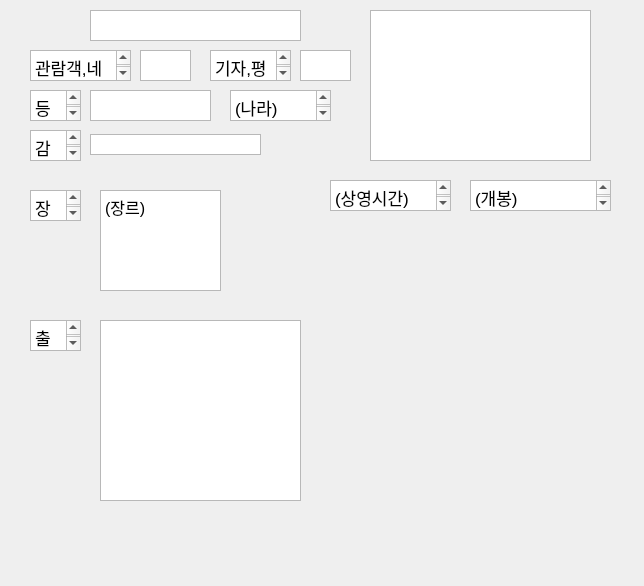
Before: the Qt Designer form database_src/v1/window/movie_info.ui in DDongYul/Database-FinalProject, drawn with Qt 5.
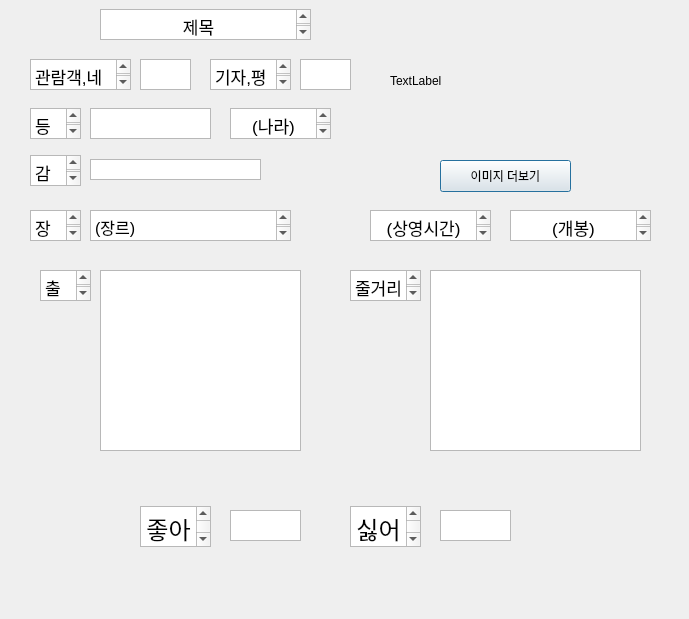
After: the same form once the commit is applied.

Commit message: 영화 상세정보 및 클릭시 화면 연결 전부 구현

Patch:
```diff
--- a/database_src/v1/window/movie_info.ui
+++ b/database_src/v1/window/movie_info.ui
@@ -6,8 +6,8 @@
    <rect>
     <x>0</x>
     <y>0</y>
-    <width>644</width>
-    <height>586</height>
+    <width>689</width>
+    <height>619</height>
    </rect>
   </property>
   <property name="windowTitle">
@@ -16,25 +16,33 @@
   <widget class="QTextEdit" name="textEdit_title">
    <property name="geometry">
     <rect>
-     <x>90</x>
-     <y>10</y>
+     <x>100</x>
+     <y>9</y>
      <width>211</width>
      <height>31</height>
     </rect>
    </property>
+   <property name="font">
+    <font>
+     <pointsize>14</pointsize>
+    </font>
+   </property>
+   <property name="readOnly">
+    <bool>true</bool>
+   </property>
    <property name="html">
     <string>&lt;!DOCTYPE HTML PUBLIC &quot;-//W3C//DTD HTML 4.0//EN&quot; &quot;http://www.w3.org/TR/REC-html40/strict.dtd&quot;&gt;
 &lt;html&gt;&lt;head&gt;&lt;meta name=&quot;qrichtext&quot; content=&quot;1&quot; /&gt;&lt;style type=&quot;text/css&quot;&gt;
 p, li { white-space: pre-wrap; }
-&lt;/style&gt;&lt;/head&gt;&lt;body style=&quot; font-family:'.AppleSystemUIFont'; font-size:13pt; font-weight:400; font-style:normal;&quot;&gt;
-&lt;p style=&quot;-qt-paragraph-type:empty; margin-top:0px; margin-bottom:0px; margin-left:0px; margin-right:0px; -qt-block-indent:0; text-indent:0px;&quot;&gt;&lt;br /&gt;&lt;/p&gt;&lt;/body&gt;&lt;/html&gt;</string>
+&lt;/style&gt;&lt;/head&gt;&lt;body style=&quot; font-family:'.AppleSystemUIFont'; font-size:14pt; font-weight:400; font-style:normal;&quot;&gt;
+&lt;p align=&quot;center&quot; style=&quot; margin-top:0px; margin-bottom:0px; margin-left:0px; margin-right:0px; -qt-block-indent:0; text-indent:0px;&quot;&gt;&lt;span style=&quot; font-size:13pt;&quot;&gt;제목&lt;/span&gt;&lt;/p&gt;&lt;/body&gt;&lt;/html&gt;</string>
    </property>
   </widget>
   <widget class="QTextEdit" name="textEdit_2">
    <property name="geometry">
     <rect>
      <x>30</x>
-     <y>50</y>
+     <y>59</y>
      <width>101</width>
      <height>31</height>
     </rect>
@@ -54,7 +62,7 @@
    <property name="geometry">
     <rect>
      <x>210</x>
-     <y>50</y>
+     <y>59</y>
      <width>81</width>
      <height>31</height>
     </rect>
@@ -74,55 +82,54 @@
    <property name="geometry">
     <rect>
      <x>140</x>
-     <y>50</y>
+     <y>59</y>
      <width>51</width>
      <height>31</height>
     </rect>
    </property>
+   <property name="readOnly">
+    <bool>true</bool>
+   </property>
    <property name="html">
     <string>&lt;!DOCTYPE HTML PUBLIC &quot;-//W3C//DTD HTML 4.0//EN&quot; &quot;http://www.w3.org/TR/REC-html40/strict.dtd&quot;&gt;
 &lt;html&gt;&lt;head&gt;&lt;meta name=&quot;qrichtext&quot; content=&quot;1&quot; /&gt;&lt;style type=&quot;text/css&quot;&gt;
 p, li { white-space: pre-wrap; }
 &lt;/style&gt;&lt;/head&gt;&lt;body style=&quot; font-family:'.AppleSystemUIFont'; font-size:13pt; font-weight:400; font-style:normal;&quot;&gt;
-&lt;p style=&quot;-qt-paragraph-type:empty; margin-top:0px; margin-bottom:0px; margin-left:0px; margin-right:0px; -qt-block-indent:0; text-indent:0px;&quot;&gt;&lt;br /&gt;&lt;/p&gt;&lt;/body&gt;&lt;/html&gt;</string>
+&lt;p align=&quot;center&quot; style=&quot;-qt-paragraph-type:empty; margin-top:0px; margin-bottom:0px; margin-left:0px; margin-right:0px; -qt-block-indent:0; text-indent:0px;&quot;&gt;&lt;br /&gt;&lt;/p&gt;&lt;/body&gt;&lt;/html&gt;</string>
    </property>
   </widget>
   <widget class="QTextEdit" name="textEdit_journalRate">
    <property name="geometry">
     <rect>
      <x>300</x>
-     <y>50</y>
+     <y>59</y>
      <width>51</width>
      <height>31</height>
     </rect>
    </property>
+   <property name="readOnly">
+    <bool>true</bool>
+   </property>
    <property name="html">
     <string>&lt;!DOCTYPE HTML PUBLIC &quot;-//W3C//DTD HTML 4.0//EN&quot; &quot;http://www.w3.org/TR/REC-html40/strict.dtd&quot;&gt;
 &lt;html&gt;&lt;head&gt;&lt;meta name=&quot;qrichtext&quot; content=&quot;1&quot; /&gt;&lt;style type=&quot;text/css&quot;&gt;
 p, li { white-space: pre-wrap; }
 &lt;/style&gt;&lt;/head&gt;&lt;body style=&quot; font-family:'.AppleSystemUIFont'; font-size:13pt; font-weight:400; font-style:normal;&quot;&gt;
-&lt;p style=&quot;-qt-paragraph-type:empty; margin-top:0px; margin-bottom:0px; margin-left:0px; margin-right:0px; -qt-block-indent:0; text-indent:0px;&quot;&gt;&lt;br /&gt;&lt;/p&gt;&lt;/body&gt;&lt;/html&gt;</string>
-   </property>
-  </widget>
-  <widget class="QGraphicsView" name="graphicsView">
-   <property name="geometry">
-    <rect>
-     <x>370</x>
-     <y>10</y>
-     <width>221</width>
-     <height>151</height>
-    </rect>
+&lt;p align=&quot;center&quot; style=&quot;-qt-paragraph-type:empty; margin-top:0px; margin-bottom:0px; margin-left:0px; margin-right:0px; -qt-block-indent:0; text-indent:0px;&quot;&gt;&lt;br /&gt;&lt;/p&gt;&lt;/body&gt;&lt;/html&gt;</string>
    </property>
   </widget>
   <widget class="QTextEdit" name="textEdit_genre">
    <property name="geometry">
     <rect>
-     <x>100</x>
-     <y>190</y>
-     <width>121</width>
-     <height>101</height>
+     <x>90</x>
+     <y>210</y>
+     <width>201</width>
+     <height>31</height>
     </rect>
    </property>
+   <property name="readOnly">
+    <bool>true</bool>
+   </property>
    <property name="html">
     <string>&lt;!DOCTYPE HTML PUBLIC &quot;-//W3C//DTD HTML 4.0//EN&quot; &quot;http://www.w3.org/TR/REC-html40/strict.dtd&quot;&gt;
 &lt;html&gt;&lt;head&gt;&lt;meta name=&quot;qrichtext&quot; content=&quot;1&quot; /&gt;&lt;style type=&quot;text/css&quot;&gt;
@@ -135,62 +142,74 @@
    <property name="geometry">
     <rect>
      <x>230</x>
-     <y>90</y>
+     <y>108</y>
      <width>101</width>
      <height>31</height>
     </rect>
    </property>
+   <property name="readOnly">
+    <bool>true</bool>
+   </property>
    <property name="html">
     <string>&lt;!DOCTYPE HTML PUBLIC &quot;-//W3C//DTD HTML 4.0//EN&quot; &quot;http://www.w3.org/TR/REC-html40/strict.dtd&quot;&gt;
 &lt;html&gt;&lt;head&gt;&lt;meta name=&quot;qrichtext&quot; content=&quot;1&quot; /&gt;&lt;style type=&quot;text/css&quot;&gt;
 p, li { white-space: pre-wrap; }
 &lt;/style&gt;&lt;/head&gt;&lt;body style=&quot; font-family:'.AppleSystemUIFont'; font-size:13pt; font-weight:400; font-style:normal;&quot;&gt;
-&lt;p style=&quot; margin-top:0px; margin-bottom:0px; margin-left:0px; margin-right:0px; -qt-block-indent:0; text-indent:0px;&quot;&gt;(나라)&lt;/p&gt;&lt;/body&gt;&lt;/html&gt;</string>
+&lt;p align=&quot;center&quot; style=&quot; margin-top:0px; margin-bottom:0px; margin-left:0px; margin-right:0px; -qt-block-indent:0; text-indent:0px;&quot;&gt;(나라)&lt;/p&gt;&lt;/body&gt;&lt;/html&gt;</string>
    </property>
   </widget>
   <widget class="QTextEdit" name="textEdit_playTime">
    <property name="geometry">
     <rect>
-     <x>330</x>
-     <y>180</y>
+     <x>370</x>
+     <y>210</y>
      <width>121</width>
      <height>31</height>
     </rect>
    </property>
+   <property name="readOnly">
+    <bool>true</bool>
+   </property>
    <property name="html">
     <string>&lt;!DOCTYPE HTML PUBLIC &quot;-//W3C//DTD HTML 4.0//EN&quot; &quot;http://www.w3.org/TR/REC-html40/strict.dtd&quot;&gt;
 &lt;html&gt;&lt;head&gt;&lt;meta name=&quot;qrichtext&quot; content=&quot;1&quot; /&gt;&lt;style type=&quot;text/css&quot;&gt;
 p, li { white-space: pre-wrap; }
 &lt;/style&gt;&lt;/head&gt;&lt;body style=&quot; font-family:'.AppleSystemUIFont'; font-size:13pt; font-weight:400; font-style:normal;&quot;&gt;
-&lt;p style=&quot; margin-top:0px; margin-bottom:0px; margin-left:0px; margin-right:0px; -qt-block-indent:0; text-indent:0px;&quot;&gt;(상영시간)&lt;/p&gt;&lt;/body&gt;&lt;/html&gt;</string>
+&lt;p align=&quot;center&quot; style=&quot; margin-top:0px; margin-bottom:0px; margin-left:0px; margin-right:0px; -qt-block-indent:0; text-indent:0px;&quot;&gt;(상영시간)&lt;/p&gt;&lt;/body&gt;&lt;/html&gt;</string>
    </property>
   </widget>
   <widget class="QTextEdit" name="textEdit_openingDate">
    <property name="geometry">
     <rect>
-     <x>470</x>
-     <y>180</y>
+     <x>510</x>
+     <y>210</y>
      <width>141</width>
      <height>31</height>
     </rect>
    </property>
+   <property name="readOnly">
+    <bool>true</bool>
+   </property>
    <property name="html">
     <string>&lt;!DOCTYPE HTML PUBLIC &quot;-//W3C//DTD HTML 4.0//EN&quot; &quot;http://www.w3.org/TR/REC-html40/strict.dtd&quot;&gt;
 &lt;html&gt;&lt;head&gt;&lt;meta name=&quot;qrichtext&quot; content=&quot;1&quot; /&gt;&lt;style type=&quot;text/css&quot;&gt;
 p, li { white-space: pre-wrap; }
 &lt;/style&gt;&lt;/head&gt;&lt;body style=&quot; font-family:'.AppleSystemUIFont'; font-size:13pt; font-weight:400; font-style:normal;&quot;&gt;
-&lt;p style=&quot; margin-top:0px; margin-bottom:0px; margin-left:0px; margin-right:0px; -qt-block-indent:0; text-indent:0px;&quot;&gt;(개봉)&lt;/p&gt;&lt;/body&gt;&lt;/html&gt;</string>
+&lt;p align=&quot;center&quot; style=&quot; margin-top:0px; margin-bottom:0px; margin-left:0px; margin-right:0px; -qt-block-indent:0; text-indent:0px;&quot;&gt;(개봉)&lt;/p&gt;&lt;/body&gt;&lt;/html&gt;</string>
    </property>
   </widget>
   <widget class="QTextEdit" name="textEdit_13">
    <property name="geometry">
     <rect>
      <x>30</x>
-     <y>130</y>
+     <y>155</y>
      <width>51</width>
      <height>31</height>
     </rect>
    </property>
+   <property name="readOnly">
+    <bool>true</bool>
+   </property>
    <property name="html">
     <string>&lt;!DOCTYPE HTML PUBLIC &quot;-//W3C//DTD HTML 4.0//EN&quot; &quot;http://www.w3.org/TR/REC-html40/strict.dtd&quot;&gt;
 &lt;html&gt;&lt;head&gt;&lt;meta name=&quot;qrichtext&quot; content=&quot;1&quot; /&gt;&lt;style type=&quot;text/css&quot;&gt;
@@ -202,12 +221,15 @@
   <widget class="QTextEdit" name="textEdit_15">
    <property name="geometry">
     <rect>
-     <x>30</x>
-     <y>320</y>
+     <x>40</x>
+     <y>270</y>
      <width>51</width>
      <height>31</height>
     </rect>
    </property>
+   <property name="readOnly">
+    <bool>true</bool>
+   </property>
    <property name="html">
     <string>&lt;!DOCTYPE HTML PUBLIC &quot;-//W3C//DTD HTML 4.0//EN&quot; &quot;http://www.w3.org/TR/REC-html40/strict.dtd&quot;&gt;
 &lt;html&gt;&lt;head&gt;&lt;meta name=&quot;qrichtext&quot; content=&quot;1&quot; /&gt;&lt;style type=&quot;text/css&quot;&gt;
@@ -220,28 +242,34 @@
    <property name="geometry">
     <rect>
      <x>90</x>
-     <y>90</y>
+     <y>108</y>
      <width>121</width>
      <height>31</height>
     </rect>
    </property>
+   <property name="readOnly">
+    <bool>true</bool>
+   </property>
    <property name="html">
     <string>&lt;!DOCTYPE HTML PUBLIC &quot;-//W3C//DTD HTML 4.0//EN&quot; &quot;http://www.w3.org/TR/REC-html40/strict.dtd&quot;&gt;
 &lt;html&gt;&lt;head&gt;&lt;meta name=&quot;qrichtext&quot; content=&quot;1&quot; /&gt;&lt;style type=&quot;text/css&quot;&gt;
 p, li { white-space: pre-wrap; }
 &lt;/style&gt;&lt;/head&gt;&lt;body style=&quot; font-family:'.AppleSystemUIFont'; font-size:13pt; font-weight:400; font-style:normal;&quot;&gt;
-&lt;p style=&quot;-qt-paragraph-type:empty; margin-top:0px; margin-bottom:0px; margin-left:0px; margin-right:0px; -qt-block-indent:0; text-indent:0px;&quot;&gt;&lt;br /&gt;&lt;/p&gt;&lt;/body&gt;&lt;/html&gt;</string>
+&lt;p align=&quot;center&quot; style=&quot;-qt-paragraph-type:empty; margin-top:0px; margin-bottom:0px; margin-left:0px; margin-right:0px; -qt-block-indent:0; text-indent:0px;&quot;&gt;&lt;br /&gt;&lt;/p&gt;&lt;/body&gt;&lt;/html&gt;</string>
    </property>
   </widget>
   <widget class="QTextEdit" name="textEdit_18">
    <property name="geometry">
     <rect>
      <x>30</x>
-     <y>90</y>
+     <y>108</y>
      <width>51</width>
      <height>31</height>
     </rect>
    </property>
+   <property name="readOnly">
+    <bool>true</bool>
+   </property>
    <property name="html">
     <string>&lt;!DOCTYPE HTML PUBLIC &quot;-//W3C//DTD HTML 4.0//EN&quot; &quot;http://www.w3.org/TR/REC-html40/strict.dtd&quot;&gt;
 &lt;html&gt;&lt;head&gt;&lt;meta name=&quot;qrichtext&quot; content=&quot;1&quot; /&gt;&lt;style type=&quot;text/css&quot;&gt;
@@ -254,7 +282,7 @@
    <property name="geometry">
     <rect>
      <x>100</x>
-     <y>320</y>
+     <y>270</y>
      <width>201</width>
      <height>181</height>
     </rect>
@@ -264,11 +292,14 @@
    <property name="geometry">
     <rect>
      <x>30</x>
-     <y>190</y>
+     <y>210</y>
      <width>51</width>
      <height>31</height>
     </rect>
    </property>
+   <property name="readOnly">
+    <bool>true</bool>
+   </property>
    <property name="html">
     <string>&lt;!DOCTYPE HTML PUBLIC &quot;-//W3C//DTD HTML 4.0//EN&quot; &quot;http://www.w3.org/TR/REC-html40/strict.dtd&quot;&gt;
 &lt;html&gt;&lt;head&gt;&lt;meta name=&quot;qrichtext&quot; content=&quot;1&quot; /&gt;&lt;style type=&quot;text/css&quot;&gt;
@@ -281,12 +312,134 @@
    <property name="geometry">
     <rect>
      <x>90</x>
-     <y>134</y>
+     <y>159</y>
      <width>171</width>
      <height>21</height>
     </rect>
    </property>
   </widget>
+  <widget class="QTextEdit" name="textEdit_4">
+   <property name="geometry">
+    <rect>
+     <x>350</x>
+     <y>270</y>
+     <width>71</width>
+     <height>31</height>
+    </rect>
+   </property>
+   <property name="readOnly">
+    <bool>true</bool>
+   </property>
+   <property name="html">
+    <string>&lt;!DOCTYPE HTML PUBLIC &quot;-//W3C//DTD HTML 4.0//EN&quot; &quot;http://www.w3.org/TR/REC-html40/strict.dtd&quot;&gt;
+&lt;html&gt;&lt;head&gt;&lt;meta name=&quot;qrichtext&quot; content=&quot;1&quot; /&gt;&lt;style type=&quot;text/css&quot;&gt;
+p, li { white-space: pre-wrap; }
+&lt;/style&gt;&lt;/head&gt;&lt;body style=&quot; font-family:'.AppleSystemUIFont'; font-size:13pt; font-weight:400; font-style:normal;&quot;&gt;
+&lt;p align=&quot;center&quot; style=&quot; margin-top:0px; margin-bottom:0px; margin-left:0px; margin-right:0px; -qt-block-indent:0; text-indent:0px;&quot;&gt;줄거리&lt;/p&gt;&lt;/body&gt;&lt;/html&gt;</string>
+   </property>
+  </widget>
+  <widget class="QTextEdit" name="textEdit_story">
+   <property name="geometry">
+    <rect>
+     <x>430</x>
+     <y>270</y>
+     <width>211</width>
+     <height>181</height>
+    </rect>
+   </property>
+  </widget>
+  <widget class="QTextEdit" name="textEdit_5">
+   <property name="geometry">
+    <rect>
+     <x>140</x>
+     <y>506</y>
+     <width>71</width>
+     <height>41</height>
+    </rect>
+   </property>
+   <property name="readOnly">
+    <bool>true</bool>
+   </property>
+   <property name="html">
+    <string>&lt;!DOCTYPE HTML PUBLIC &quot;-//W3C//DTD HTML 4.0//EN&quot; &quot;http://www.w3.org/TR/REC-html40/strict.dtd&quot;&gt;
+&lt;html&gt;&lt;head&gt;&lt;meta name=&quot;qrichtext&quot; content=&quot;1&quot; /&gt;&lt;style type=&quot;text/css&quot;&gt;
+p, li { white-space: pre-wrap; }
+&lt;/style&gt;&lt;/head&gt;&lt;body style=&quot; font-family:'.AppleSystemUIFont'; font-size:13pt; font-weight:400; font-style:normal;&quot;&gt;
+&lt;p align=&quot;center&quot; style=&quot; margin-top:0px; margin-bottom:0px; margin-left:0px; margin-right:0px; -qt-block-indent:0; text-indent:0px;&quot;&gt;&lt;span style=&quot; font-size:18pt;&quot;&gt;좋아요&lt;/span&gt;&lt;/p&gt;&lt;/body&gt;&lt;/html&gt;</string>
+   </property>
+  </widget>
+  <widget class="QTextEdit" name="textEdit_6">
+   <property name="geometry">
+    <rect>
+     <x>350</x>
+     <y>506</y>
+     <width>71</width>
+     <height>41</height>
+    </rect>
+   </property>
+   <property name="readOnly">
+    <bool>true</bool>
+   </property>
+   <property name="html">
+    <string>&lt;!DOCTYPE HTML PUBLIC &quot;-//W3C//DTD HTML 4.0//EN&quot; &quot;http://www.w3.org/TR/REC-html40/strict.dtd&quot;&gt;
+&lt;html&gt;&lt;head&gt;&lt;meta name=&quot;qrichtext&quot; content=&quot;1&quot; /&gt;&lt;style type=&quot;text/css&quot;&gt;
+p, li { white-space: pre-wrap; }
+&lt;/style&gt;&lt;/head&gt;&lt;body style=&quot; font-family:'.AppleSystemUIFont'; font-size:13pt; font-weight:400; font-style:normal;&quot;&gt;
+&lt;p align=&quot;center&quot; style=&quot; margin-top:0px; margin-bottom:0px; margin-left:0px; margin-right:0px; -qt-block-indent:0; text-indent:0px;&quot;&gt;&lt;span style=&quot; font-size:18pt;&quot;&gt;싫어요&lt;/span&gt;&lt;/p&gt;&lt;/body&gt;&lt;/html&gt;</string>
+   </property>
+  </widget>
+  <widget class="QTextEdit" name="textEdit_exp_score">
+   <property name="geometry">
+    <rect>
+     <x>230</x>
+     <y>510</y>
+     <width>71</width>
+     <height>31</height>
+    </rect>
+   </property>
+   <property name="readOnly">
+    <bool>true</bool>
+   </property>
+  </widget>
+  <widget class="QTextEdit" name="textEdit_non_exp_score">
+   <property name="geometry">
+    <rect>
+     <x>440</x>
+     <y>510</y>
+     <width>71</width>
+     <height>31</height>
+    </rect>
+   </property>
+   <property name="readOnly">
+    <bool>true</bool>
+   </property>
+  </widget>
+  <widget class="QLabel" name="label_img">
+   <property name="geometry">
+    <rect>
+     <x>390</x>
+     <y>10</y>
+     <width>221</width>
+     <height>141</height>
+    </rect>
+   </property>
+   <property name="text">
+    <string>TextLabel</string>
+   </property>
+  </widget>
+  <widget class="QPushButton" name="pushButton_image">
+   <property name="geometry">
+    <rect>
+     <x>440</x>
+     <y>160</y>
+     <width>131</width>
+     <height>32</height>
+    </rect>
+   </property>
+   <property name="text">
+    <string>이미지 더보기</string>
+   </property>
+  </widget>
  </widget>
  <resources/>
  <connections/>
```
The commit also changes 6 other files.
